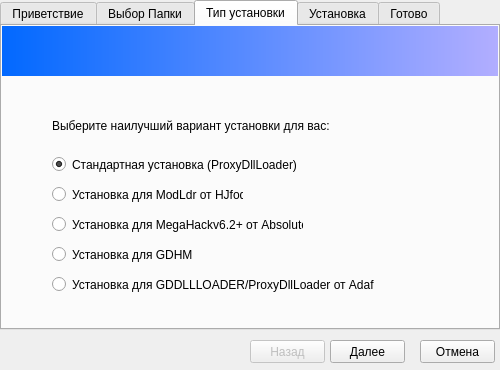
The window that installer.ui (gdlocalisation/gdl-installer) describes before a commit, drawn with Qt 5.
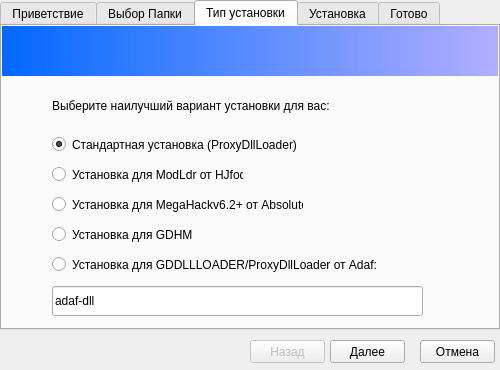
The same window after the commit. The open tabs and pages were chosen to show the change. Icons and pictures are not drawn.

Diff of the .ui file:
```diff
--- a/installer.ui
+++ b/installer.ui
@@ -237,7 +237,7 @@
       <property name="geometry">
        <rect>
         <x>50</x>
-        <y>130</y>
+        <y>110</y>
         <width>421</width>
         <height>17</height>
        </rect>
@@ -253,23 +253,23 @@
       <property name="geometry">
        <rect>
         <x>50</x>
-        <y>250</y>
+        <y>230</y>
         <width>421</width>
         <height>17</height>
        </rect>
       </property>
       <property name="text">
-       <string>Установка для GDDLLLOADER/ProxyDllLoader от Adaf</string>
+       <string>Установка для GDDLLLOADER/ProxyDllLoader от Adaf:</string>
       </property>
       <property name="checkable">
-       <bool>false</bool>
+       <bool>true</bool>
       </property>
      </widget>
      <widget class="QRadioButton" name="modType">
       <property name="geometry">
        <rect>
         <x>50</x>
-        <y>160</y>
+        <y>140</y>
         <width>191</width>
         <height>17</height>
        </rect>
@@ -278,14 +278,14 @@
        <string>Установка для ModLdr от HJfod</string>
       </property>
       <property name="checkable">
-       <bool>false</bool>
+       <bool>true</bool>
       </property>
      </widget>
      <widget class="QRadioButton" name="hackType">
       <property name="geometry">
        <rect>
         <x>50</x>
-        <y>190</y>
+        <y>170</y>
         <width>251</width>
         <height>17</height>
        </rect>
@@ -294,14 +294,14 @@
        <string>Установка для MegaHackv6.2+ от Absolute</string>
       </property>
       <property name="checkable">
-       <bool>false</bool>
+       <bool>true</bool>
       </property>
      </widget>
      <widget class="QLabel" name="typeLabel">
       <property name="geometry">
        <rect>
         <x>50</x>
-        <y>90</y>
+        <y>70</y>
         <width>451</width>
         <height>20</height>
        </rect>
@@ -317,7 +317,7 @@
       <property name="geometry">
        <rect>
         <x>50</x>
-        <y>220</y>
+        <y>200</y>
         <width>251</width>
         <height>17</height>
        </rect>
@@ -326,7 +326,20 @@
        <string>Установка для GDHM</string>
       </property>
       <property name="checkable">
-       <bool>false</bool>
+       <bool>true</bool>
+      </property>
+     </widget>
+     <widget class="QLineEdit" name="adafpathEdit">
+      <property name="geometry">
+       <rect>
+        <x>50</x>
+        <y>260</y>
+        <width>371</width>
+        <height>30</height>
+       </rect>
+      </property>
+      <property name="text">
+       <string>adaf-dll</string>
       </property>
      </widget>
     </widget>
```
Left out of the diff: 2 changed lines with no effect on the pictures.
